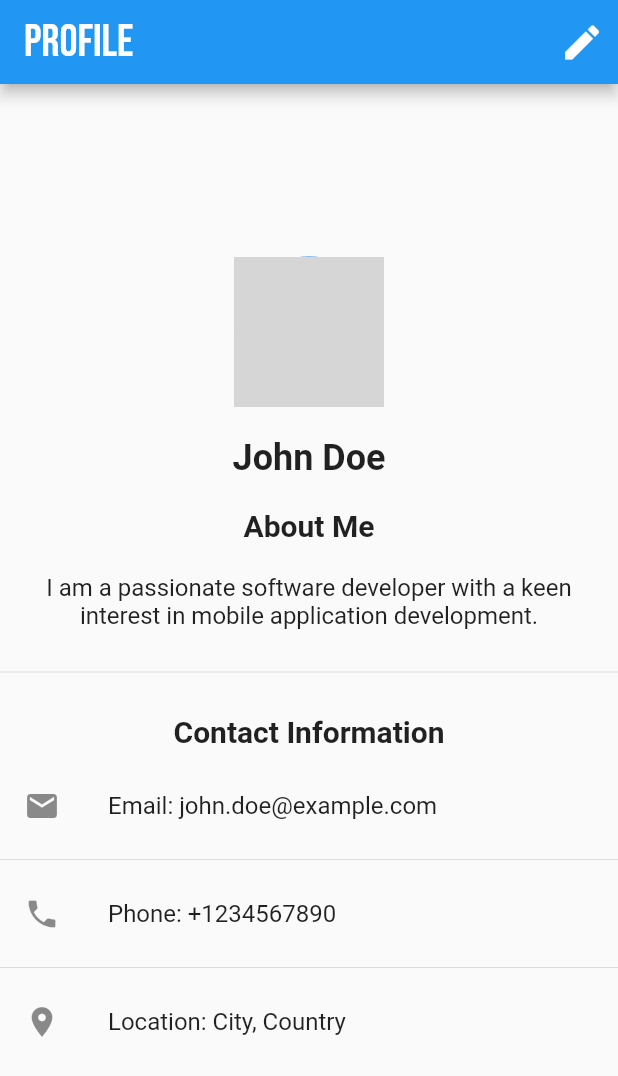
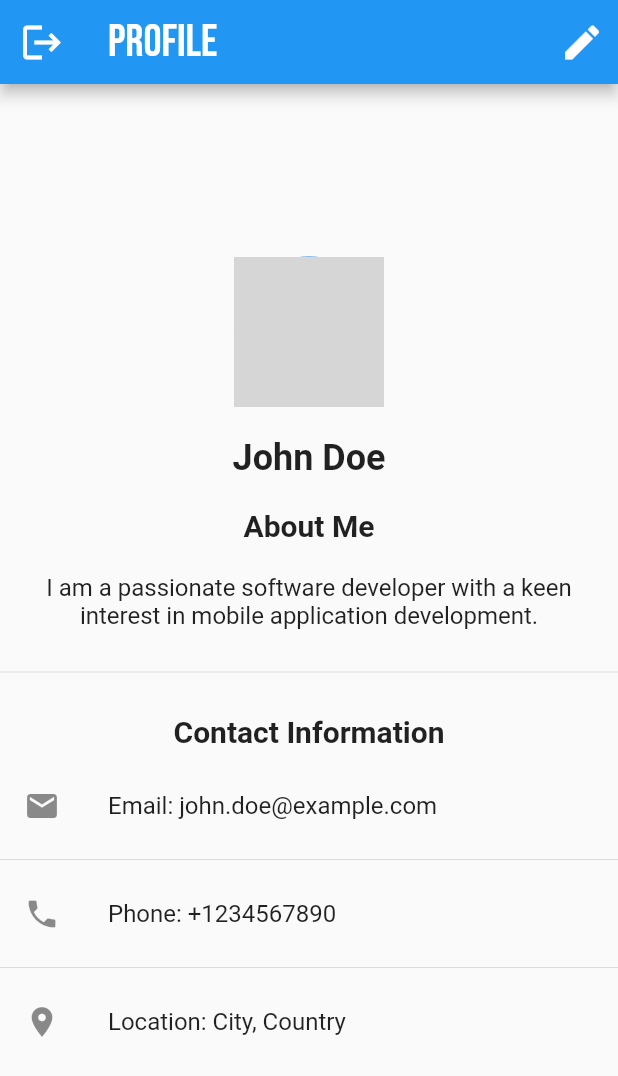
Before and after one commit to Bideiro/lorthew, a Flutter app: the ProfilePage screen opened directly, on a phone screen of 412 x 824 dp. Shown: the top 1076 px of the screen. Run offline on Flutter 3.47's test engine with Material 2 defaults, Android fonts, the phone set to English and light mode, and no system bars; our stand-ins replace dropdown_button2, flutter_animate, google_fonts, google_nav_bar, line_icons, printing; missing offline and left inert: flutter_animated_button, psgc_picker; network calls fail; grey boxes are pictures that could not be loaded.

Commit message:
logout icon in profile

```diff
--- a/lib/Screens/profile_screen_p.dart
+++ b/lib/Screens/profile_screen_p.dart
@@ -19,36 +19,33 @@ class ProfilePage extends StatelessWidget {
         title: const Text(
           'Profile',
           style: TextStyle(
-                fontFamily: 'Bebas', fontSize: 30, fontWeight: FontWeight.w400),
+              fontFamily: 'Bebas',
+              fontSize: 30,
+              fontWeight: FontWeight.w400),
         ),
         automaticallyImplyLeading: false,
+        leading: IconButton(
+          icon: const Icon(
+            Icons.logout,
+            size: 30,
+          ),
+          tooltip: 'Logout',
+          onPressed: () {
+          },
+        ),
         actions: <Widget>[
-            // icon with text code is below
-
-            // TextButton.icon(
-            //   icon: const Icon(
-            //     Icons.mode_edit,
-            //     color: Colors.black,
-            //     size: 30,
-            //   ),
-            //   label: const Text(
-            //     "Edit Profile",
-            //     style: TextStyle(color: Colors.black,fontFamily: 'Bebas', fontSize: 30, fontWeight: FontWeight.w400),
-            //   ),
-            //   onPressed: () {
-            //     // handle the press
-            //   },)
-
           IconButton(
             icon: const Icon(
               Icons.mode_edit,
               size: 30,
             ),
-                tooltip: 'Increase volume by 10',
+            tooltip: 'Edit Profile',
             onPressed: () {
-                  //enter functionality code
-                })
-          ]),
+              // Enter functionality code for editing the profile
+            },
+          ),
+        ],
+      ),
       body: const Center(
         child: Column(
           mainAxisAlignment: MainAxisAlignment.center,
```
Lines whose indentation alone changed are shown as unchanged.
